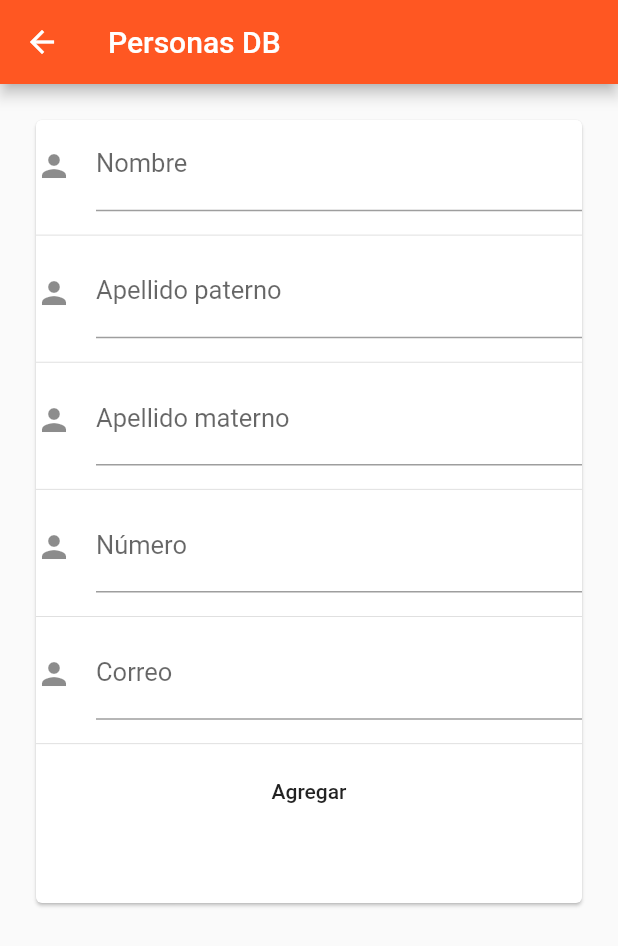
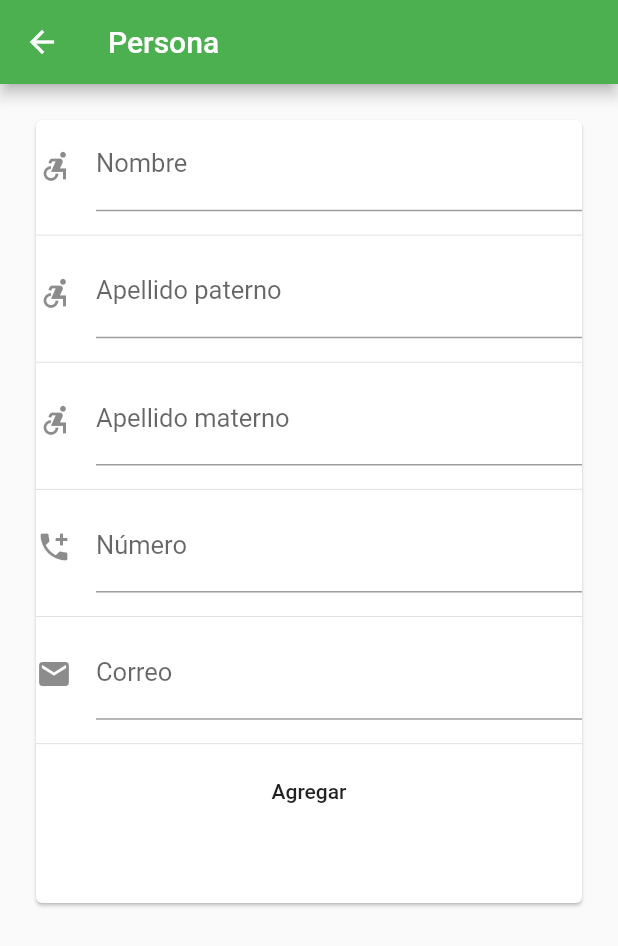
Before and after one commit to luiiss997/crud_flutter, a Flutter app: the PersonaScreen screen opened directly, on a phone screen of 412 x 824 dp. Shown: the top 946 px of the screen. Run offline on Flutter 3.47's test engine with Material 2 defaults, Android fonts, the phone set to English and light mode, and no system bars; our stand-ins replace firebase_auth, firebase_core, firebase_database; accounts and stored records are empty.

Commit message:
Merge branch 'master' of C:\Users\Usuario\AndroidStudioProjects\crud_flutter with conflicts.

```diff
--- a/lib/ui/persona_screen.dart
+++ b/lib/ui/persona_screen.dart
@@ -32,8 +32,8 @@ class _PersonaScreenState extends State<PersonaScreen> {
     return Scaffold(
       resizeToAvoidBottomPadding: false,
       appBar: AppBar(
-        title: Text('Personas DB'),
-        backgroundColor: Colors.deepOrange,
+        title: Text('Persona'),
+        backgroundColor: Colors.green,
       ),
       body: Container(
         height: 570.0,
@@ -42,10 +42,12 @@ class _PersonaScreenState extends State<PersonaScreen> {
           child: Center(
             child: Column(
               children: <Widget> [
-                TextField(
+                TextFormField(
                   controller: _nombreController,
-                  style: TextStyle(fontSize: 17.0, color: Colors.deepOrange),
-                  decoration: InputDecoration(icon: Icon(Icons.person),
+                  textInputAction: TextInputAction.next,
+                  keyboardType: TextInputType.text,
+                  style: TextStyle(fontSize: 17.0, color: Colors.green),
+                  decoration: InputDecoration(icon: Icon(Icons.accessible_forward_sharp),
                     labelText: 'Nombre'
                   ),
                 ),
@@ -53,8 +55,10 @@ class _PersonaScreenState extends State<PersonaScreen> {
                 Divider(),
                 TextField(
                   controller: _ap_patController,
-                  style: TextStyle(fontSize: 17.0, color: Colors.deepOrange),
-                  decoration: InputDecoration(icon: Icon(Icons.person),
+                  textInputAction: TextInputAction.next,
+                  keyboardType: TextInputType.text,
+                  style: TextStyle(fontSize: 17.0, color: Colors.green),
+                  decoration: InputDecoration(icon: Icon(Icons.accessible_forward_sharp),
                       labelText: 'Apellido paterno'
                   ),
                 ),
@@ -62,8 +66,10 @@ class _PersonaScreenState extends State<PersonaScreen> {
                 Divider(),
                 TextField(
                   controller: _ap_matController,
-                  style: TextStyle(fontSize: 17.0, color: Colors.deepOrange),
-                  decoration: InputDecoration(icon: Icon(Icons.person),
+                  textInputAction: TextInputAction.next,
+                  keyboardType: TextInputType.text,
+                  style: TextStyle(fontSize: 17.0, color: Colors.green),
+                  decoration: InputDecoration(icon: Icon(Icons.accessible_forward_sharp),
                       labelText: 'Apellido materno'
                   ),
                 ),
@@ -71,8 +77,10 @@ class _PersonaScreenState extends State<PersonaScreen> {
                 Divider(),
                 TextField(
                   controller: _numController,
-                  style: TextStyle(fontSize: 17.0, color: Colors.deepOrange),
-                  decoration: InputDecoration(icon: Icon(Icons.person),
+                  textInputAction: TextInputAction.next,
+                  keyboardType: TextInputType.number,
+                  style: TextStyle(fontSize: 17.0, color: Colors.green),
+                  decoration: InputDecoration(icon: Icon(Icons.add_call),
                       labelText: 'Número'
                   ),
                 ),
@@ -80,8 +88,10 @@ class _PersonaScreenState extends State<PersonaScreen> {
                 Divider(),
                 TextField(
                   controller: _correoController,
-                  style: TextStyle(fontSize: 17.0, color: Colors.deepOrange),
-                  decoration: InputDecoration(icon: Icon(Icons.person),
+                  textInputAction: TextInputAction.next,
+                  keyboardType: TextInputType.emailAddress,
+                  style: TextStyle(fontSize: 17.0, color: Colors.green),
+                  decoration: InputDecoration(icon: Icon(Icons.email),
                       labelText: 'Correo'
                   ),
                 ),
@@ -101,7 +111,8 @@ class _PersonaScreenState extends State<PersonaScreen> {
                       'num' : num,
                       'correo' : correo,
                     }).then((_){
-                      Navigator.pop(context);
+
+                          Navigator.pop(context);
                     });
                   }else {
                     personasReference.push().set({
```
